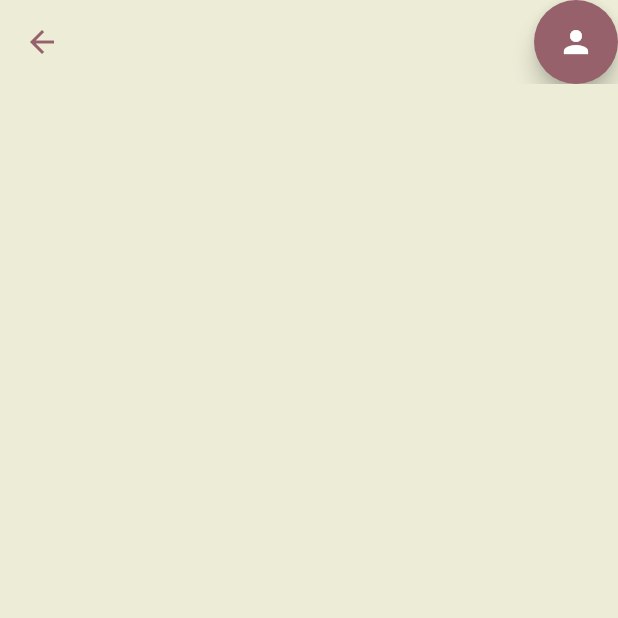
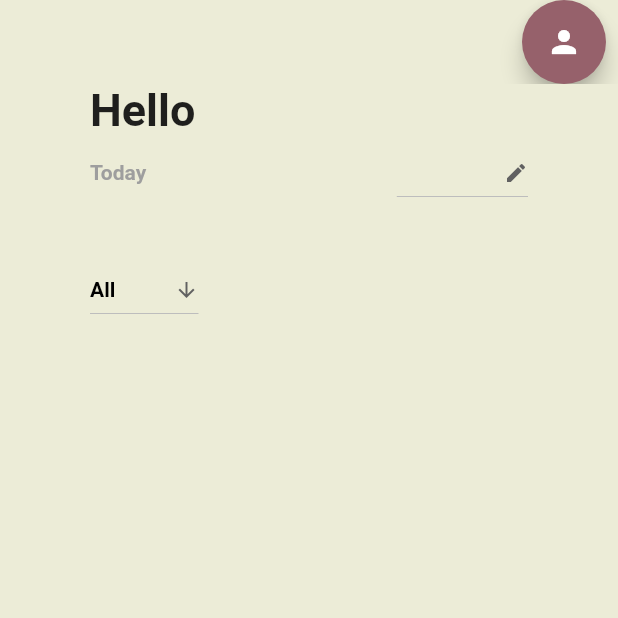
Before and after one commit to AnanduR32/Peer_Learning, a Flutter app: the screen it shows after launch, on a phone screen of 412 x 824 dp, the top half of it. Run offline on Flutter 3.47's test engine with Material 2 defaults, Android fonts, the phone set to English and light mode, and no system bars.

Commit message:
checkpoint UI

```diff
--- a/Assignments/q_task_2/lib/colors.dart
+++ b/Assignments/q_task_2/lib/colors.dart
@@ -1,13 +1,14 @@
 import 'package:flutter/material.dart';
-import 'package:hexcolor/hexcolor.dart';
 
-// var bgColor = Hexcolor('#ECECD7');
-// var coralColor = Hexcolor('#FF7E6B');
-// var raspColor = Hexcolor('#96616B');
-// var mintColor = Hexcolor('#A9F0D1');
-// var salmonColor = Hexcolor('#FFA69E');
 Color bgColor = const Color(0xFFECECD7);
 Color coralColor = const Color(0xFFFF7E6B);
 Color raspColor = const Color(0xFF96616B);
 Color mintColor = const Color(0xFFA9F0D1);
 Color salmonColorh=const Color(0xFFFFA69E);
+Color beige = const Color(0xFFEEF5DB);
+Color engVermillion = const Color(0xFFCC444B);
+Color pastelGrey = const Color(0xFFCBD4C2);
+Color darkSeaGreen = const Color(0xFF83BCA9);
+Color red = Colors.red[500];
+Color bgOrange = Colors.orange[100];
+Color buttonOrange = Colors.orange[500];
--- a/Assignments/q_task_2/lib/main.dart
+++ b/Assignments/q_task_2/lib/main.dart
@@ -8,18 +8,32 @@ class MyApp extends StatelessWidget {
   @override
   Widget build(BuildContext context) {
     return MaterialApp(
-      home: MyHomePage(),
+      home: Homepage(),
     );
   }
 }
 
-class MyHomePage extends StatefulWidget {
-  MyHomePage({Key key}) : super(key: key);
+class Homepage extends StatefulWidget {
+  Homepage({Key key}) : super(key: key);
   @override
-  _MyHomePageState createState() => _MyHomePageState();
+  _HomepageState createState() => _HomepageState();
 }
 
-class _MyHomePageState extends State<MyHomePage> {
+String durationDrop = 'Today';
+String postDrop = 'All';
+final List<String> duration = <String>[
+  'Today',
+  'This Week',
+  'This Month',
+  'This Year'
+];
+final List<String> postType = <String>[
+  'All',
+  'Contests',
+  'Posts',
+];
+
+class _HomepageState extends State<Homepage> {
   @override
   Widget build(BuildContext context) {
     return Scaffold(
@@ -27,16 +41,32 @@ class _MyHomePageState extends State<MyHomePage> {
       appBar: AppBar(
           elevation: 0.0,
           backgroundColor: bgColor,
-          leading: new IconButton(
-            icon: new Icon(Icons.arrow_back, color: raspColor),
-            onPressed: () => Navigator.of(context).pop(),
-          ),
           iconTheme: IconThemeData(
             color: raspColor,
           ),
           actions: <Widget>[
+            // GestureDetector(
+            //   onTap: () {
+            //     Navigator.push(
+            //       context,
+            //       MaterialPageRoute(builder: (context) => User()),
+            //     );
+            //   },
+            //   child: CircleAvatar(
+            //     backgroundImage: ExactAssetImage('asset/user.jpg'),
+            //     backgroundColor: raspColor,
+            //     radius: 20,
+            //   ),
+            // ),
+            SizedBox(
+              width: 8,
+            ),
             FloatingActionButton(
               child: Icon(Icons.person),
+              // child: Container(
+              //   child: Image.asset('asset/user.jpg'),
+              //   height: 25,
+              // ),
               backgroundColor: raspColor,
               onPressed: () {
                 Navigator.push(
@@ -44,12 +74,96 @@ class _MyHomePageState extends State<MyHomePage> {
                   MaterialPageRoute(builder: (context) => User()),
                 );
               },
-            )
+            ),
+            SizedBox(
+              width: 8,
+            ),
           ]),
       body: Center(
-        child: Column(
-          mainAxisAlignment: MainAxisAlignment.center,
-          children: <Widget>[],
+        child: ListView(
+          children: <Widget>[
+            Container(
+              padding: EdgeInsets.fromLTRB(60, 0, 60, 0),
+              child: Column(
+                mainAxisAlignment: MainAxisAlignment.start,
+                children: <Widget>[
+                  Row(
+                    crossAxisAlignment: CrossAxisAlignment.start,
+                    children: <Widget>[
+                      Container(
+                        child: Text(
+                          'Hello',
+                          style: TextStyle(
+                              fontStyle: FontStyle.normal, fontSize: 30, fontWeight: FontWeight.w700),
+                        ),
+                      ),
+                    ],
+                  ),
+                  Row(
+                    mainAxisAlignment: MainAxisAlignment.spaceBetween,
+                    children: <Widget>[
+                      Container(
+                        //padding: EdgeInsets.all(30),
+                        child:
+                          Text(durationDrop,style: TextStyle(color: Colors.grey, fontWeight: FontWeight.w600),),
+                      ),
+                      Container(
+                        child: DropdownButton<String>(
+                          icon: Icon(Icons.create),
+                          iconSize: 16,
+                          elevation: 0,
+                          style: TextStyle(color: Colors.grey, fontWeight: FontWeight.w600),
+                          underline: null,
+                          onChanged: (String newValue) {
+                            setState(() {
+                              durationDrop = newValue;
+                            });
+                          },
+                          items: duration
+                              .map<DropdownMenuItem<String>>((String value) {
+                            return DropdownMenuItem<String>(
+                              value: value,
+                              child: Text(value),
+                            );
+                          }).toList(),
+                        ),
+                      ),
+                    ],
+                  ),
+                  Padding(
+                    padding: const EdgeInsets.only(top: 30.0),
+                  ),
+                  Row(
+                    crossAxisAlignment: CrossAxisAlignment.start,
+                    children: <Widget>[
+                      Container(
+                        child: DropdownButton<String>(
+                          value:
+                              postDrop.isNotEmpty ? postDrop : null,
+                          icon: Icon(Icons.arrow_downward),
+                          iconSize: 16,
+                          elevation: 0,
+                          style: TextStyle(color: Colors.black, fontWeight: FontWeight.w600,),
+                          onChanged: (String newValue) {
+                            setState(() {
+                              postDrop = newValue;
+                            });
+                          },
+                          items: postType
+                              .map<DropdownMenuItem<String>>((String value) {
+                            return DropdownMenuItem<String>(
+                              value: value,
+                              child: Text(value),
+                            );
+                          }).toList(),
+                        ),
+                      ),
+                    ],
+                  ),
+                ],
+              ),
+            ),
+          ],
         ),
       ),
     );
--- a/Assignments/q_task_2/lib/user.dart
+++ b/Assignments/q_task_2/lib/user.dart
@@ -5,12 +5,29 @@ class User extends StatelessWidget {
   @override
   Widget build(BuildContext context) {
     return Scaffold(
-      appBar: AppBar(actions: <Widget>[
-        IconButton(
-          icon: new Icon(Icons.inbox, color: raspColor),
-          onPressed: () {},
+      backgroundColor: bgColor,
+      appBar: AppBar(
+        elevation: 0.0,
+        backgroundColor: bgColor,
+        leading: new IconButton(
+          icon: new Icon(Icons.arrow_back, color: raspColor),
+          onPressed: () => Navigator.of(context).pop(),
         ),
-      ]),
+        iconTheme: IconThemeData(
+            color: raspColor,
+          ),
+        actions: <Widget>[
+          IconButton(
+            icon: new Icon(
+              Icons.inbox,
+              color: raspColor,
+              size: 35,
+            ),
+            onPressed: () {},
+          ),
+          SizedBox(width: 8,),
+        ],
+      ),
       body: Center(
         child: Column(
           mainAxisAlignment: MainAxisAlignment.center,
--- a/Assignments/q_task_2/pubspec.yaml
+++ b/Assignments/q_task_2/pubspec.yaml
@@ -40,7 +40,6 @@ flutter:
   # included with your application, so that you can use the icons in
   # the material Icons class.
   uses-material-design: true
-
   # To add assets to your application, add an assets section, like this:
   # assets:
   #  - images/a_dot_burr.jpeg
@@ -71,3 +70,5 @@ flutter:
   #
   # For details regarding fonts from package dependencies,
   # see https://flutter.dev/custom-fonts/#from-packages
+assets:
+  - asset/user.jpg
```
Also changed, not shown: Assignments/q_task_2/asset/user.jpg (added).
